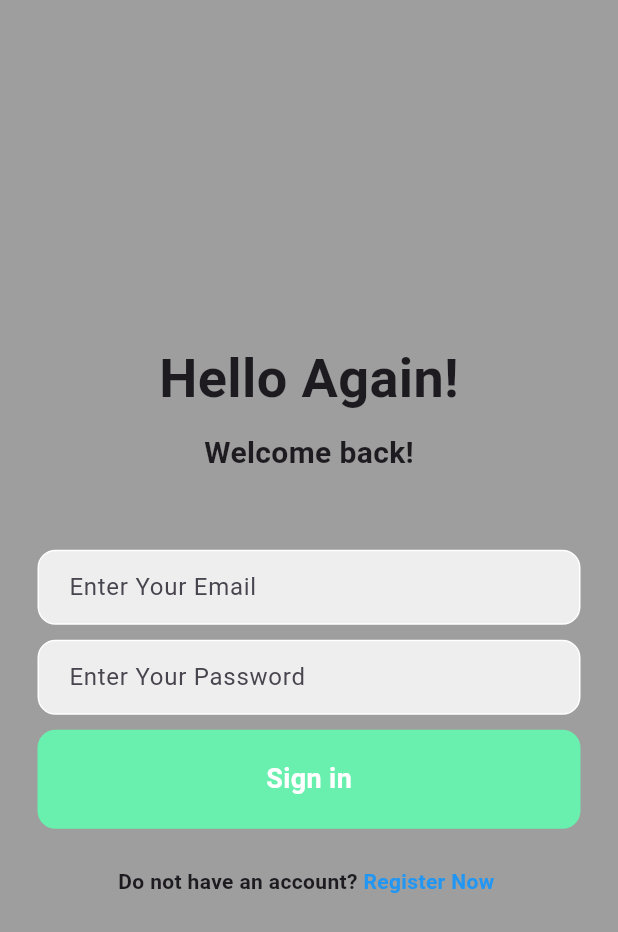
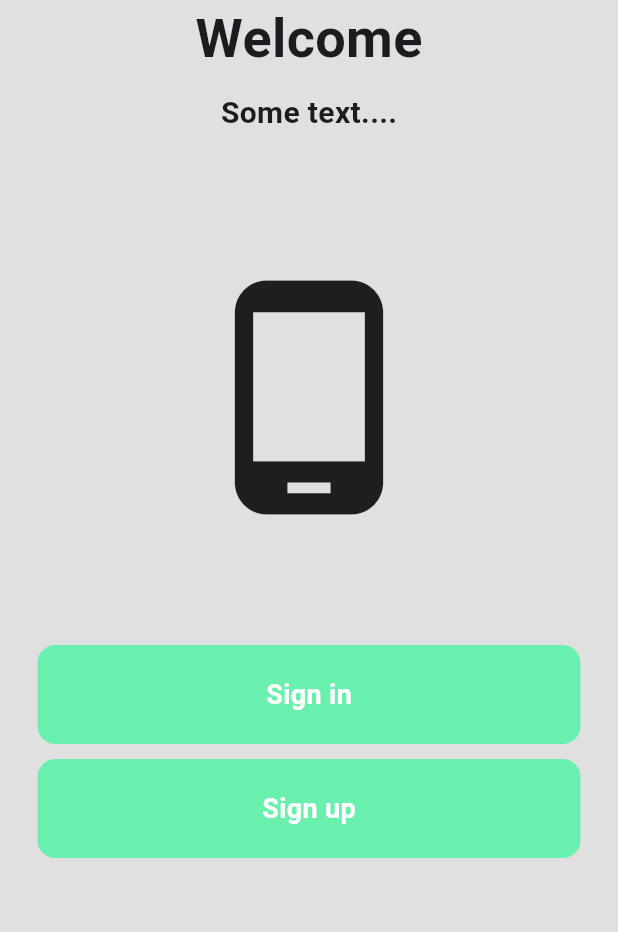
Before and after one commit to UsmonovaZulfiya/Meraki_JSE, a Flutter app: the screen it shows after launch, on a phone screen of 412 x 824 dp. Shown: the top 932 px of the screen. Run offline on Flutter 3.47's test engine with Material 3 defaults, Android fonts, the phone set to English and light mode, and no system bars.

Commit message:
Welcome_page

```diff
--- a/lib/login_page.dart
+++ b/lib/login_page.dart
@@ -16,13 +16,17 @@ class _LoginPageState extends State<LoginPage> {
         child: Column(
           mainAxisAlignment: MainAxisAlignment.center,
           children: [
+            Icon(
+                Icons.phone_android, //Change to logo
+              size: 100,
+            ),
+
           //Hello again!
           Text(
               'Hello Again!',
           style: TextStyle(
               fontWeight: FontWeight.bold,
-              fontSize: 36)
-            ,
+              fontSize: 36),
           ),
           SizedBox(height: 10),
           Text(
--- a/lib/main.dart
+++ b/lib/main.dart
@@ -1,4 +1,5 @@
 import 'package:flutter/material.dart';
+import 'welcome_page.dart';
 import 'login_page.dart';
 void main() {
   runApp(const MyApp());
@@ -12,7 +13,7 @@ class MyApp extends StatelessWidget {
   Widget build(BuildContext context) {
     return MaterialApp(
       debugShowCheckedModeBanner: false,
-      home:LoginPage()
+      home:WelcomePage(),
     );
   }
   }
--- a/lib/welcome_page.dart
+++ b/lib/welcome_page.dart
@@ -0,0 +1,95 @@
+import 'package:flutter/material.dart';
+
+class WelcomePage extends StatefulWidget{
+  const WelcomePage({Key? key}) : super(key : key);
+
+  @override
+  State<WelcomePage> createState() => _WelcomePageState();
+}
+
+class _WelcomePageState extends State<WelcomePage> {
+  @override
+  Widget build(BuildContext context) {
+    return Scaffold(
+        backgroundColor: Colors.grey[300],
+      body: Center(
+        child: Column(
+          children: [
+            Text(
+              'Welcome',
+              style: TextStyle(
+                  fontWeight: FontWeight.bold,
+                  fontSize: 36),
+            ),
+            SizedBox(height: 10),
+            Text(
+              'Some text....',
+              style: TextStyle(
+                fontWeight: FontWeight.bold,
+                fontSize: 20,
+              ),
+            ),
+
+            SizedBox(height: 90),
+
+            Center(
+              child: Icon(
+                Icons.phone_android, //Change to logo
+                size: 170,
+              ),
+            ),
+
+            SizedBox(height: 80),
+
+            Padding(
+              padding: const EdgeInsets.symmetric(horizontal: 25.0),
+              child: Container(
+                padding: EdgeInsets.all(20.0),
+                decoration: BoxDecoration(
+                    color: Colors.greenAccent,
+                    borderRadius: BorderRadius.circular(12.0)
+                ),
+
+                child: Center(
+                  child: Text(
+                    'Sign in',
+                    style: TextStyle(
+                      color: Colors.white,
+                      fontWeight: FontWeight.bold,
+                      fontSize: 18,
+                    ),
+                  ),
+                ),
+              ),
+            ),
+
+            SizedBox(height: 10),
+
+            Padding(
+              padding: const EdgeInsets.symmetric(horizontal: 25.0),
+              child: Container(
+                padding: EdgeInsets.all(20.0),
+                decoration: BoxDecoration(
+                    color: Colors.greenAccent,
+                    borderRadius: BorderRadius.circular(12.0)
+                ),
+
+                child: Center(
+                  child: Text(
+                    'Sign up',
+                    style: TextStyle(
+                      color: Colors.white,
+                      fontWeight: FontWeight.bold,
+                      fontSize: 18,
+                    ),
+                  ),
+                ),
+              ),
+            ),
+
+          ],
+        ),
+      ),
+    );
+  }
+}
```
Also changed, not shown: 1 other file.
